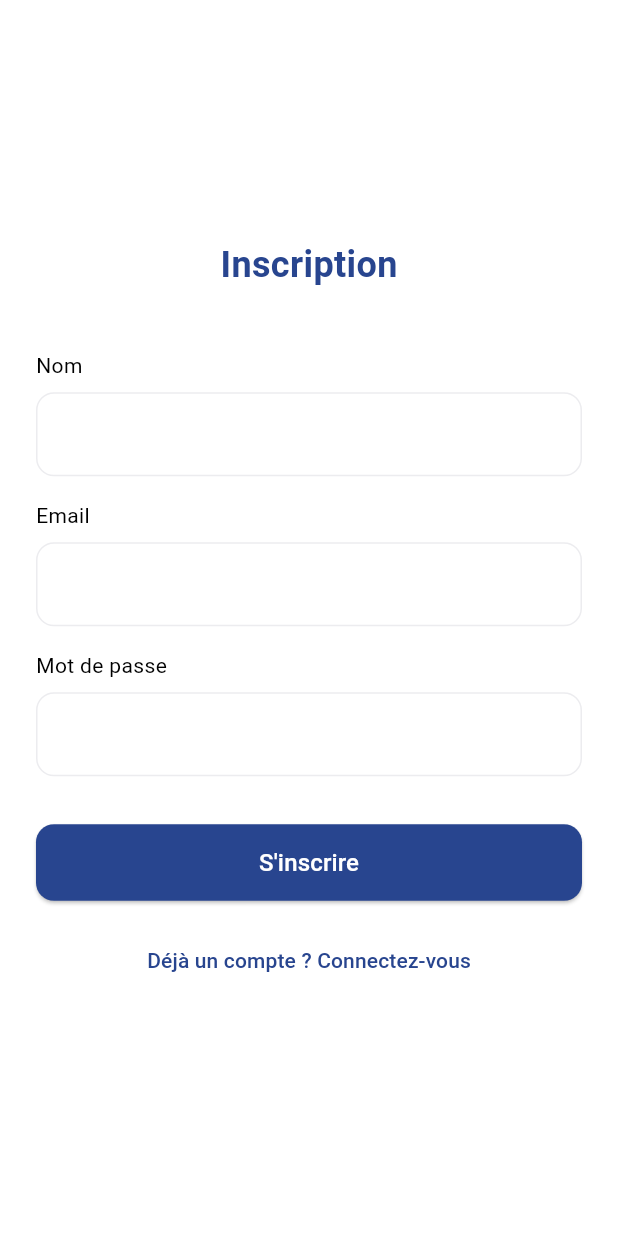
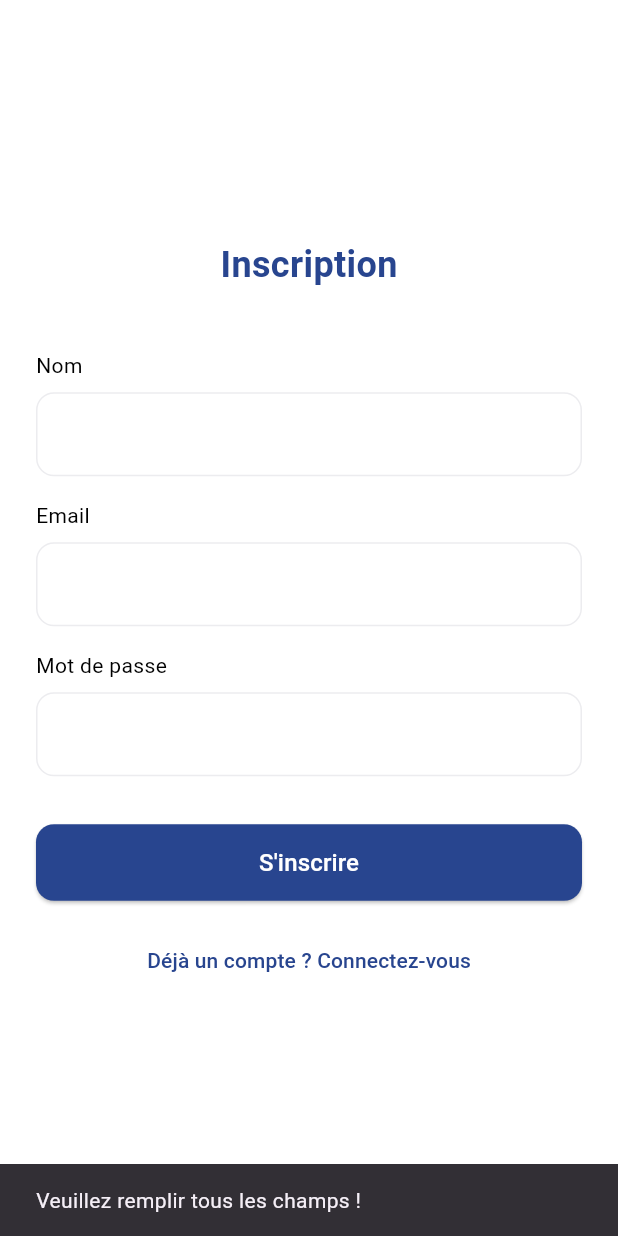
Before and after one commit to kteken10/flutter_chat_app, a Flutter app: the SignUpScreen screen opened by its route, after a tap on "S'inscrire", on a phone screen of 412 x 824 dp. Run offline on Flutter 3.47's test engine with Material 3 defaults, Android fonts, the phone set to English and light mode, and no system bars; our stand-ins replace cloud_firestore, firebase_auth, firebase_core; accounts and stored records are empty.

```diff
--- a/lib/screens/signup.dart
+++ b/lib/screens/signup.dart
@@ -1,9 +1,11 @@
 import 'package:flutter/material.dart';
 import '../constants/colors.dart';
+import '../service/firebase/auth.dart';
 import '../ui/input.dart';
+
+
 class SignUpScreen extends StatefulWidget {
   const SignUpScreen({super.key});
-
   @override
   // ignore: library_private_types_in_public_api
   _SignUpScreenState createState() => _SignUpScreenState();
@@ -13,12 +15,48 @@ class _SignUpScreenState extends State<SignUpScreen> {
   final TextEditingController _nameController = TextEditingController();
   final TextEditingController _emailController = TextEditingController();
   final TextEditingController _passwordController = TextEditingController();
+  bool _isLoading = false;
 
-  void _signUp() {
+  void _signUp() async {
+    setState(() {
+      _isLoading = true;
+    });
+
     String name = _nameController.text.trim();
     String email = _emailController.text.trim();
     String password = _passwordController.text.trim();
-    // Ajouter la logique d'inscription ici
+
+    if (name.isEmpty || email.isEmpty || password.isEmpty) {
+      _showMessage("Veuillez remplir tous les champs !");
+      setState(() {
+        _isLoading = false;
+      });
+      return;
+    }
+
+    String result = await AuthService().signUpUser(
+      email: email,
+      password: password,
+      name: name,
+    );
+
+    setState(() {
+      _isLoading = false;
+    });
+
+    if (result == "success") {
+      _showMessage("Inscription réussie !");
+
+      Navigator.pushNamed(context, '/home');
+    } else {
+      _showMessage(result);
+    }
+  }
+
+  void _showMessage(String message) {
+    ScaffoldMessenger.of(context).showSnackBar(
+      SnackBar(content: Text(message), duration: const Duration(seconds: 2)),
+    );
   }
 
   @override
@@ -61,7 +99,7 @@ class _SignUpScreenState extends State<SignUpScreen> {
             SizedBox(
               width: double.infinity,
               child: ElevatedButton(
-                onPressed: _signUp,
+                onPressed: _isLoading ? null : _signUp,
                 style: ElevatedButton.styleFrom(
                   backgroundColor: AppColors.primaryColor,
                   shape: RoundedRectangleBorder(
@@ -69,10 +107,12 @@ class _SignUpScreenState extends State<SignUpScreen> {
                   ),
                   padding: const EdgeInsets.symmetric(vertical: 14.0),
                 ),
-                child: const Text(
-                  "S'inscrire",
-                  style: TextStyle(fontSize: 16.0, color: Colors.white),
-                ),
+                child: _isLoading
+                    ? const CircularProgressIndicator(color: Colors.white)
+                    : const Text(
+                        "S'inscrire",
+                        style: TextStyle(fontSize: 16.0, color: Colors.white),
+                      ),
               ),
             ),
             const SizedBox(height: 16.0),
--- a/pubspec.yaml
+++ b/pubspec.yaml
@@ -36,6 +36,8 @@ dependencies:
   # Use with the CupertinoIcons class for iOS style icons.
   cupertino_icons: ^1.0.8
   firebase_core: ^3.11.0
+  cloud_firestore: ^5.6.3
+  firebase_auth: ^5.4.2
 
 dev_dependencies:
   flutter_test:
```
Also changed, not shown: lib/screens/login.dart (+47 -7 lines), lib/service/firebase/auth.dart (added, +51 -0 lines), pubspec.lock, 3 other files.
